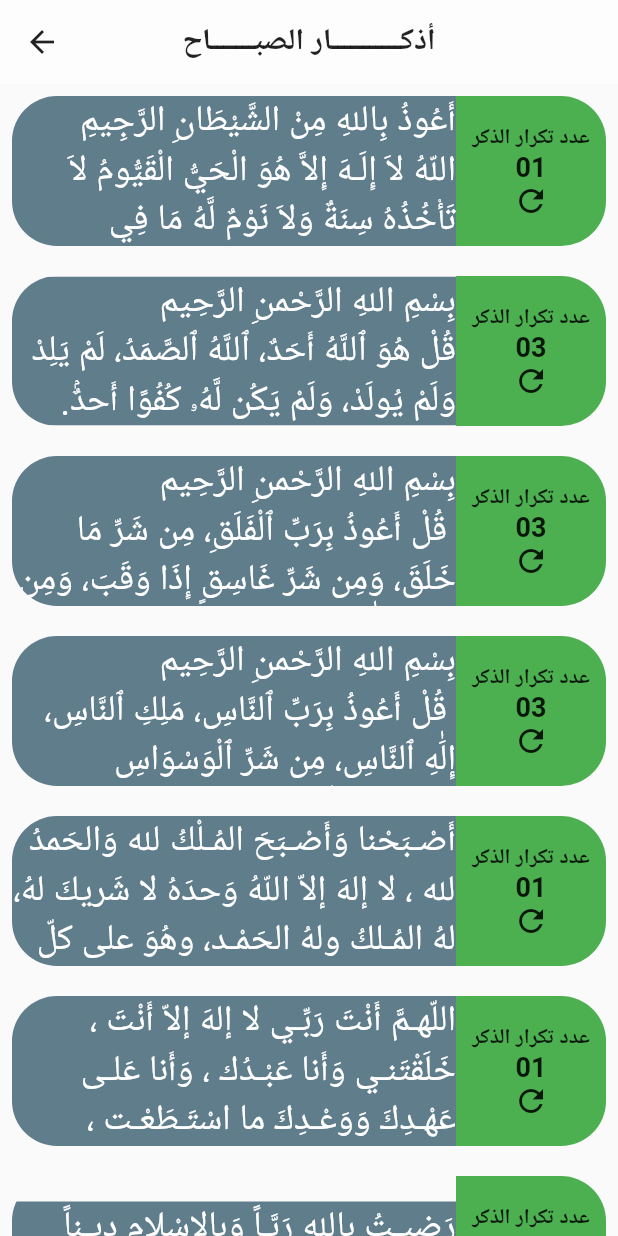
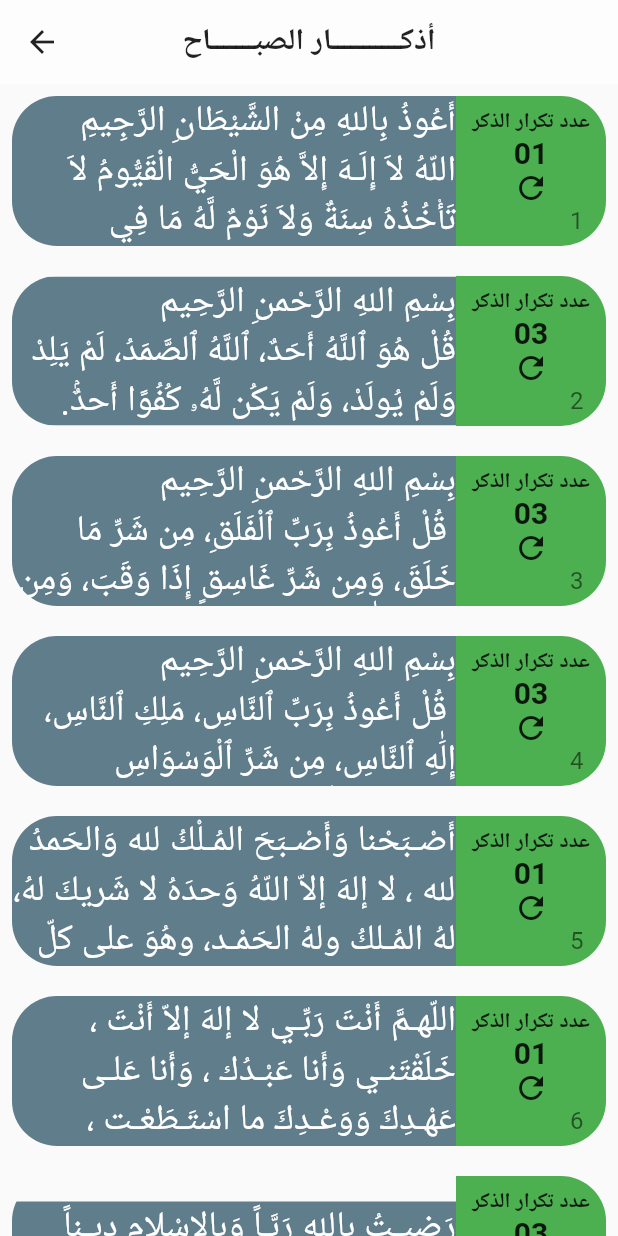
Before and after one commit to AbdllahHashem/Sepha_App, a Flutter app: the ZekrScreen screen opened directly, after a tap on "أذكــــــــــار الصبـــــــــــــاح", on a phone screen of 412 x 824 dp. Run offline on Flutter 3.47's test engine with Material 2 defaults, Android fonts, the phone set to English and light mode, and no system bars; our stand-ins replace fluttertoast, shared_preferences; accounts and stored records are empty.

```diff
--- a/lib/sapah_screen.dart
+++ b/lib/sapah_screen.dart
@@ -167,7 +167,7 @@ class SapahScreen extends StatelessWidget {
                 child: Padding(
                   padding: const EdgeInsets.all(8.0),
                   child: ListView.separated(
-                    itemBuilder: (context1,index)=>buildItem(text: '${azkar[index].text}', num: '${azkar[index].num}', context: context),
+                    itemBuilder: (context1,index)=>buildItem(text: '${azkar[index].text}',index:index , num: '${azkar[index].num}', context: context),
                     separatorBuilder:(context1,index)=> SizedBox(height: 20.0,),
                     itemCount: azkar.length,
                   ),
@@ -184,6 +184,7 @@ class SapahScreen extends StatelessWidget {
   buildItem ({
     required String text,
     required String num,
+    required int index,
     required BuildContext context,
   })
   {
@@ -229,11 +230,22 @@ class SapahScreen extends StatelessWidget {
                     ),),
                     Text('${num}',style: TextStyle(
                         fontWeight: FontWeight.bold,
-                        fontSize: 18.0
+                        fontSize: 20.0
                     ),),
                     Align(
                       alignment: Alignment.bottomCenter,
                       child: Icon(Icons.refresh),
+                    ),
+                    Padding(
+                      padding: const EdgeInsets.only(right: 15),
+                      child: Align(
+                        alignment: Alignment.bottomRight,
+                        child: Text(
+                          '${index+1}',style: Theme.of(context).textTheme.caption!.copyWith(
+                            fontSize: 16.0
+                        ),
+                        ),
+                      ),
                     ),
                   ],
                 ),
--- a/lib/zekr_screen.dart
+++ b/lib/zekr_screen.dart
@@ -1,5 +1,6 @@
 import 'package:flutter/cupertino.dart';
 import 'package:flutter/material.dart';
+import 'package:sapeh/salah_screen.dart';
 import 'package:sapeh/sapah_screen.dart';
 
 import 'masaa_screen.dart';
@@ -34,6 +35,32 @@ class ZekrScreen extends StatelessWidget {
               child: Column(
                 mainAxisAlignment: MainAxisAlignment.center,
                children: [
+                 Container(
+                   decoration: BoxDecoration(
+                     color: Colors.blue,
+                     borderRadius:BorderRadius.circular(15.0) ,
+                   ),
+                   height: MediaQuery.of(context).size.height*.07,
+                   width: MediaQuery.of(context).size.width*.9,
+                   child: MaterialButton(
+                     onPressed:() {
+                       Navigator.push(context,
+                         MaterialPageRoute(builder: (context)=>SalahScreen()),
+                       );
+                     },
+                     child: Text(
+                       'أذكــــــــــار  بـــعــــد الصــــــــــلاة',
+                       style: TextStyle(
+                           fontSize: 22.0,
+                           fontWeight: FontWeight.bold,
+                           color: Colors.white
+                       ),
+                     ),
+                   ),
+                 ),
+                 SizedBox(
+                   height: 15.0,
+                 ),
                 Container(
                   decoration: BoxDecoration(
                     color: Colors.blue,
@@ -83,6 +110,7 @@ class ZekrScreen extends StatelessWidget {
                   ),
                    ),
                   ),
+
                ],
                 ),
             ),
--- a/pubspec.yaml
+++ b/pubspec.yaml
@@ -30,6 +30,8 @@ dependencies:
   # The following adds the Cupertino Icons font to your application.
   # Use with the CupertinoIcons class for iOS style icons.
   cupertino_icons: ^1.0.2
+  shared_preferences: ^2.0.6
+
 
 dev_dependencies:
   flutter_test:
```
Also changed, not shown: lib/masaa_screen.dart (+14 -2 lines), lib/salah_screen.dart (added, +193 -0 lines), lib/sapeh_screen.dart (+31 -0 lines), pubspec.lock, 3 other files.
